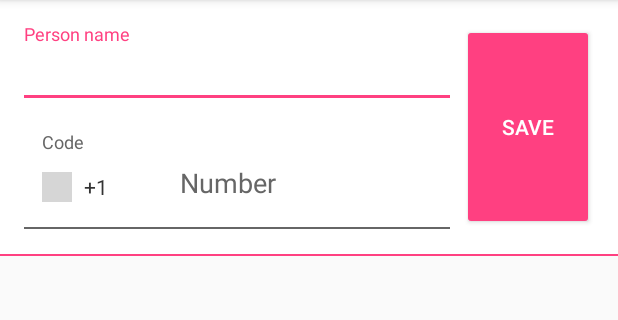
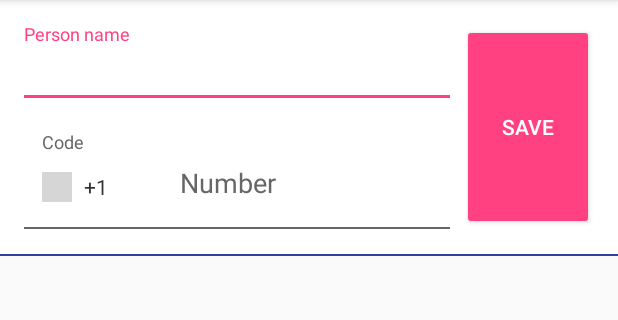
Before and after one commit to ankurgecr/PhoneNumberEditText, an Android app: the screen it shows after launch (MainActivity), on a phone screen of 412 x 824 dp, the part 84-404 px from its top. Run offline under Robolectric (Android 15) with nearby library versions, the phone set to English and light mode, and no system bars; grey boxes are pictures that could not be loaded.

Commit message:
Minor UI

```diff
--- a/app/build.gradle
+++ b/app/build.gradle
@@ -37,6 +37,6 @@ dependencies {
     implementation("com.android.support:cardview-v7:$libSupportV")
     implementation("com.android.support:support-v4:$libSupportV")
     implementation 'com.android.support.constraint:constraint-layout:1.1.3'
-    //implementation project(path: ':lib_phonenumberedittext')
-    implementation "android.helper:phonenumberedittext:1.0.0"
+`    implementation project(path: ':lib_phonenumberedittext')
+    //implementation "android.helper:phonenumberedittext:1.0.0"
 }
--- a/app/src/main/java/info/ankurpandya/phonenumberedittext/demo/PhoneNumberApp.java
+++ b/app/src/main/java/info/ankurpandya/phonenumberedittext/demo/PhoneNumberApp.java
@@ -1,13 +1,11 @@
 package info.ankurpandya.phonenumberedittext.demo;
 
 import android.app.Application;
-import android.helper.PhoneNumberEditText;
 
 public class PhoneNumberApp extends Application {
 
     @Override
     public void onCreate() {
         super.onCreate();
-        PhoneNumberEditText.initCountries(this);
     }
 }
--- a/app/src/main/res/layout/separator.xml
+++ b/app/src/main/res/layout/separator.xml
@@ -2,4 +2,4 @@
 <FrameLayout xmlns:android="http://schemas.android.com/apk/res/android"
     android:layout_width="match_parent"
     android:layout_height="1dp"
-    android:background="@color/colorAccent" />
+    android:background="@color/colorPrimaryDark" />
```
